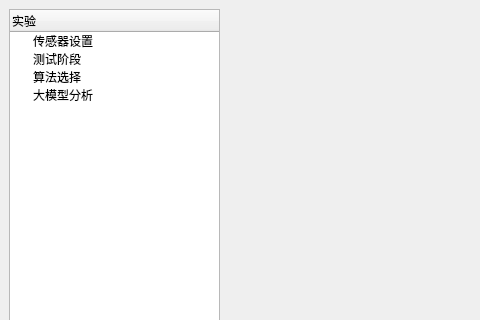
Before: the Qt Designer form auto_Enose/resource_ui/ui_file/MianWindow.ui in WMSF111/E_Nose, drawn with Qt 5; both pictures show x 0 to 480 and y 0 to 320 of the 1077 by 706 pixel window.
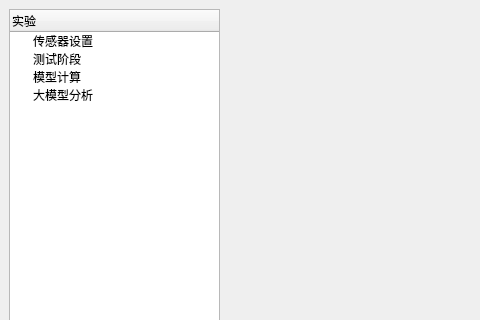
After: the same form once the commit is applied. Icons and pictures are not drawn.

Commit message: 算法乙方

```diff
--- a/auto_Enose/resource_ui/ui_file/MianWindow.ui
+++ b/auto_Enose/resource_ui/ui_file/MianWindow.ui
@@ -43,7 +43,7 @@
       </item>
       <item>
        <property name="text">
-        <string>算法选择</string>
+        <string>模型计算</string>
        </property>
       </item>
       <item>
```
Left out of the diff: 2 changed lines with no effect on the pictures. The commit also changes 60 other files.
